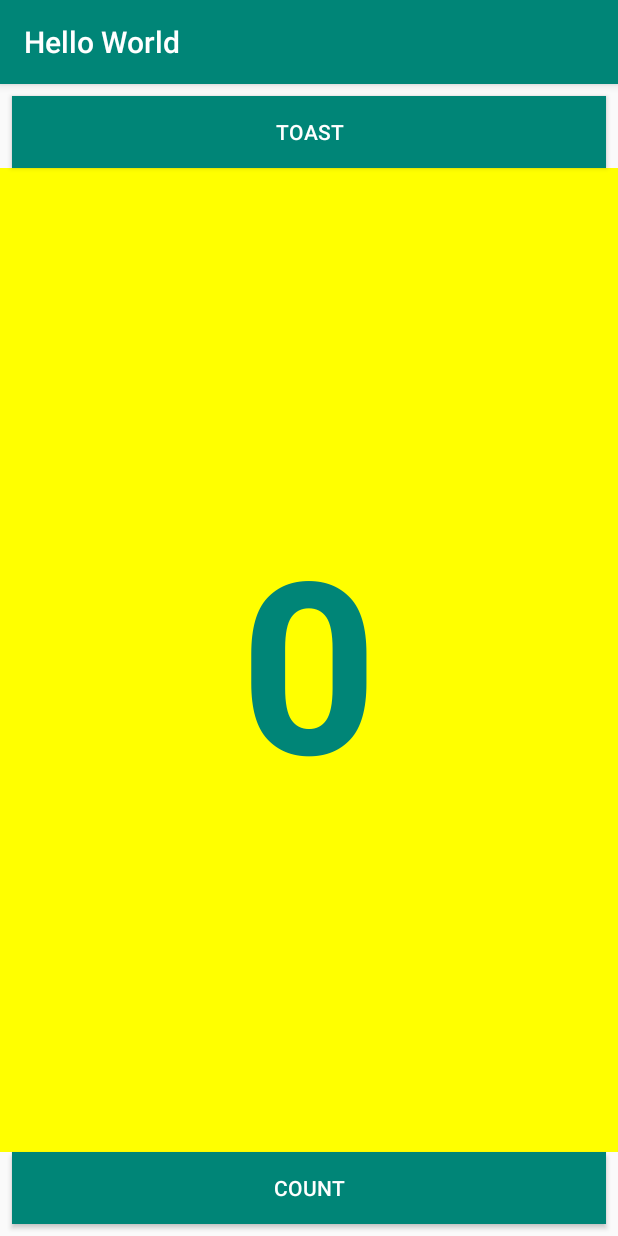
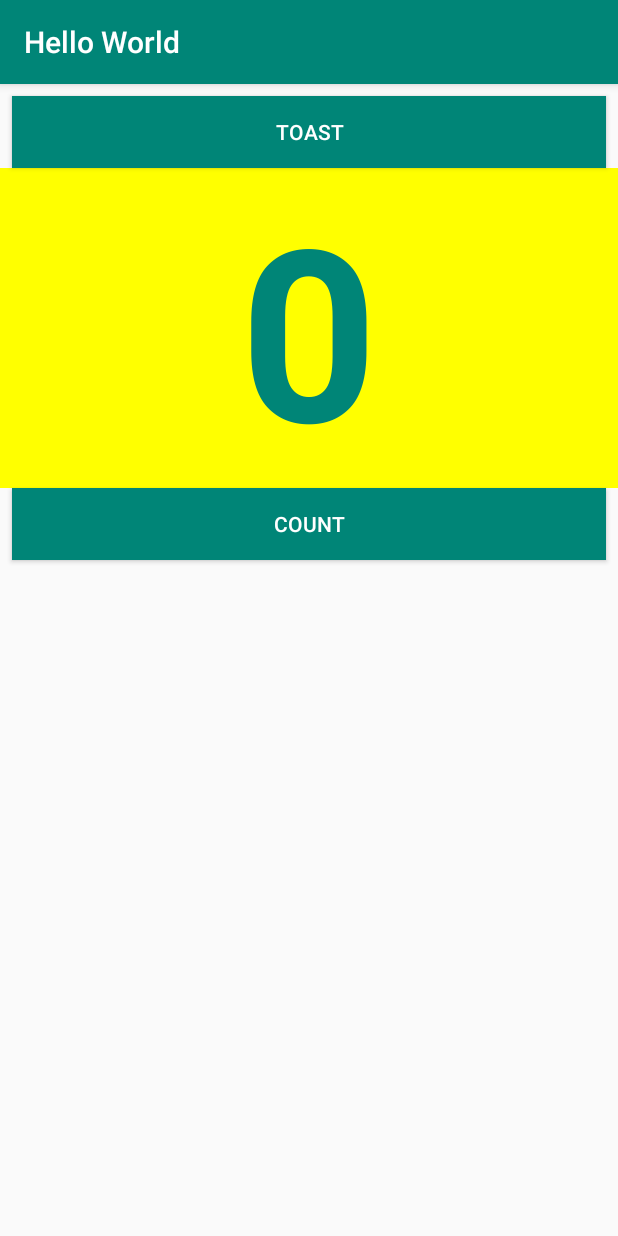
Before and after one commit to VailVeix/androidCertCourse, an Android app: the screen it shows after launch (MainActivity), on a phone screen of 412 x 824 dp. Run offline under Robolectric (Android 15) with nearby library versions, the phone set to English and light mode, and no system bars.

Commit message:
Relative layout
ezpzp2

```diff
--- a/HelloWorld/app/src/main/res/layout/activity_main.xml
+++ b/HelloWorld/app/src/main/res/layout/activity_main.xml
@@ -1,5 +1,5 @@
 <?xml version="1.0" encoding="utf-8"?>
-<LinearLayout
+<RelativeLayout
     xmlns:android="http://schemas.android.com/apk/res/android"
     xmlns:app="http://schemas.android.com/apk/res-auto"
     xmlns:tools="http://schemas.android.com/tools"
@@ -33,7 +33,9 @@
         android:textColor="@color/colorPrimary"
         android:textSize="160sp"
         android:textStyle="bold"
-        android:layout_weight="1"/>
+        android:layout_below="@+id/button_toast"
+        android:layout_alignParentLeft="true"
+        android:layout_alignParentStart="true"/>
 
     <Button
         android:id="@+id/button_count"
@@ -47,6 +49,8 @@
         android:background="@color/colorPrimary"
         android:text="@string/count"
         android:textColor="@android:color/white"
-        android:onClick="countUp"/>
+        android:onClick="countUp"
+        android:layout_below="@+id/show_count"
+        android:layout_centerHorizontal="true"/>
 
-</LinearLayout>
+</RelativeLayout>
```
